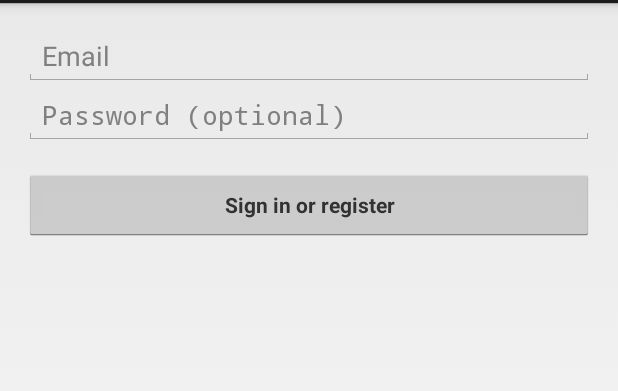
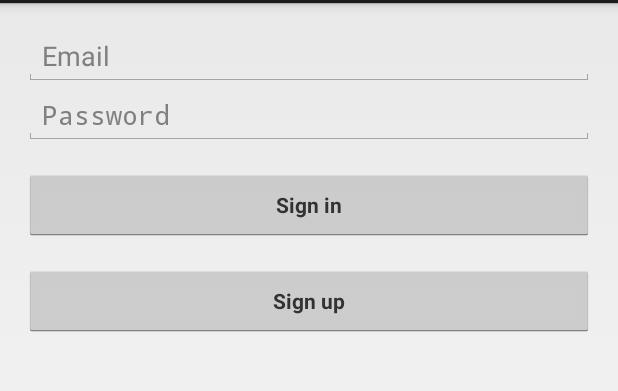
Before and after one commit to HasMatthew/applikitchen, an Android app: the screen it shows after launch (LoginActivity), on a phone screen of 412 x 824 dp, the part 69-460 px from its top. Run offline under Robolectric (Android 15) with nearby library versions, the phone set to English and light mode, and no system bars; libraries missing offline, so code that uses them is left out: com.koushikdutta.async, com.koushikdutta.ion.

Commit message:
more things

```diff
--- a/app/src/main/AndroidManifest.xml
+++ b/app/src/main/AndroidManifest.xml
@@ -16,6 +16,12 @@
                 <category android:name="android.intent.category.LAUNCHER" />
             </intent-filter>
         </activity>
+
+        <activity
+            android:name=".SignupActivity"
+            android:label="@string/app_name"
+            android:windowSoftInputMode="adjustResize|stateVisible" >
+        </activity>
     </application>
 
     <!-- To auto-complete the email text field in the login form with the user's emails -->
--- a/app/src/main/java/com/tune/applikitchen/LoginActivity.java
+++ b/app/src/main/java/com/tune/applikitchen/LoginActivity.java
@@ -5,6 +5,9 @@ import android.animation.AnimatorListenerAdapter;
 import android.annotation.TargetApi;
 import android.app.Activity;
 
+import android.content.Context;
+import android.content.Intent;
+import android.content.SharedPreferences;
 import android.os.AsyncTask;
 
 import android.os.Build;
@@ -33,7 +36,7 @@ public class LoginActivity extends Activity {
 
 
     // UI references.
-    private AutoCompleteTextView mEmailView;
+    private TextView mEmailView;
     private EditText mPasswordView;
     private View mProgressView;
     private View mLoginFormView;
@@ -44,21 +47,19 @@ public class LoginActivity extends Activity {
         setContentView(R.layout.activity_login);
 
         // Set up the login form.
-        mEmailView = (AutoCompleteTextView) findViewById(R.id.email);
+        mEmailView = (EditText) findViewById(R.id.email);
 
         mPasswordView = (EditText) findViewById(R.id.password);
-        mPasswordView.setOnEditorActionListener(new TextView.OnEditorActionListener() {
+
+        Button mEmailSignInButton = (Button) findViewById(R.id.email_sign_in_button);
+        Button mEmailSignUpButton = (Button) findViewById(R.id.email_sign_up_button);
+        mEmailSignUpButton.setOnClickListener(new OnClickListener() {
             @Override
-            public boolean onEditorAction(TextView textView, int id, KeyEvent keyEvent) {
-                if (id == R.id.login || id == EditorInfo.IME_NULL) {
-                    attemptLogin();
-                    return true;
-                }
-                return false;
+            public void onClick(View view) {
+                sendToSignup();
             }
         });
 
-        Button mEmailSignInButton = (Button) findViewById(R.id.email_sign_in_button);
         mEmailSignInButton.setOnClickListener(new OnClickListener() {
             @Override
             public void onClick(View view) {
@@ -68,6 +69,12 @@ public class LoginActivity extends Activity {
 
         mLoginFormView = findViewById(R.id.login_form);
         mProgressView = findViewById(R.id.login_progress);
+    }
+
+
+    public void sendToSignup() {
+        Intent intent = new Intent(this, SignupActivity.class);
+        startActivity(intent);
     }
 
     /**
@@ -177,8 +184,10 @@ public class LoginActivity extends Activity {
     }
 
     public void getLogin(String email, String password) throws Exception {
+        String endpoint = Main.BASE_URL+"/login/"+email;
+        System.out.println("Attempting to auth @ "+ endpoint);
         Ion.with(this)
-                .load(Main.BASE_URL+"/login/"+email)
+                .load(endpoint)
                 .setBodyParameter("password", password)
                 .setBodyParameter("email", email)
                 .as(new TypeToken<Login>(){})
@@ -211,7 +220,14 @@ public class LoginActivity extends Activity {
      */
     public void successfulLogin(Login loginResp) {
         Toast.makeText(LoginActivity.this, "Successfully logged in as : " + loginResp.token, Toast.LENGTH_LONG).show();
-        System.out.println("Logged in as " + loginResp.token);
+        Main.Session = loginResp;
+
+        SharedPreferences sharedPref = this.getPreferences(Context.MODE_PRIVATE);
+
+        //Stored auth token
+        sharedPref.edit().putString("auth", loginResp.token).apply();
+
+
     }
 
     public static class Login {
--- a/app/src/main/res/layout/activity_login.xml
+++ b/app/src/main/res/layout/activity_login.xml
@@ -31,7 +31,7 @@
                 android:layout_height="wrap_content"
                 android:orientation="vertical">
 
-                <AutoCompleteTextView
+                <EditText
                     android:id="@+id/email"
                     android:layout_width="match_parent"
                     android:layout_height="wrap_content"
@@ -61,6 +61,15 @@
                     android:text="@string/action_sign_in"
                     android:textStyle="bold"/>
 
+                <Button
+                    android:id="@+id/email_sign_up_button"
+                    style="?android:textAppearanceSmall"
+                    android:layout_width="match_parent"
+                    android:layout_height="wrap_content"
+                    android:layout_marginTop="16dp"
+                    android:text="@string/action_sign_up"
+                    android:textStyle="bold"/>
+
             </LinearLayout>
     </ScrollView>
 
--- a/app/src/main/res/values/strings_activity_login.xml
+++ b/app/src/main/res/values/strings_activity_login.xml
@@ -2,8 +2,11 @@
 
     <!-- Strings related to login -->
     <string name="prompt_email">Email</string>
-    <string name="prompt_password">Password (optional)</string>
-    <string name="action_sign_in">Sign in or register</string>
+    <string name="prompt_password">Password</string>
+    <string name="prompt_confirm_password">Confirm Password</string>
+
+    <string name="action_sign_in">Sign in</string>
+    <string name="action_sign_up">Sign up</string>
     <string name="action_sign_in_short">Sign in</string>
 
     <string name="error_invalid_email">This email address is invalid</string>
```
